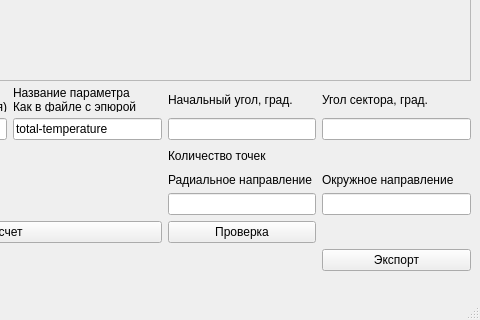
This is ui/main_window.ui in borodarussia/defineParameterFieldAfterFluent as Qt 5 draws it before an edit; both pictures show x 320 to 800 and y 280 to 600 of the 800 by 600 pixel window. The edited form follows.
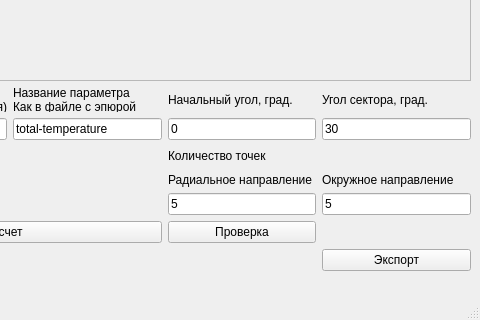
This is the edited form.

Commit message: Работа через интерфейс в первом приблежнии завершена

```diff
--- a/ui/main_window.ui
+++ b/ui/main_window.ui
@@ -128,10 +128,17 @@
          <height>16777215</height>
         </size>
        </property>
+       <property name="text">
+        <string>0</string>
+       </property>
       </widget>
      </item>
      <item row="5" column="3">
-      <widget class="QLineEdit" name="lineEdit_6"/>
+      <widget class="QLineEdit" name="lineEdit_6">
+       <property name="text">
+        <string>5</string>
+       </property>
+      </widget>
      </item>
      <item row="2" column="4">
       <widget class="QLineEdit" name="lineEdit_3">
@@ -141,6 +148,9 @@
          <height>16777215</height>
         </size>
        </property>
+       <property name="text">
+        <string>30</string>
+       </property>
       </widget>
      </item>
      <item row="1" column="3">
@@ -157,7 +167,11 @@
       </widget>
      </item>
      <item row="5" column="4">
-      <widget class="QLineEdit" name="lineEdit_7"/>
+      <widget class="QLineEdit" name="lineEdit_7">
+       <property name="text">
+        <string>5</string>
+       </property>
+      </widget>
      </item>
      <item row="11" column="4">
       <widget class="QPushButton" name="pushButton_2">
```
The commit also changes 1 other file.
